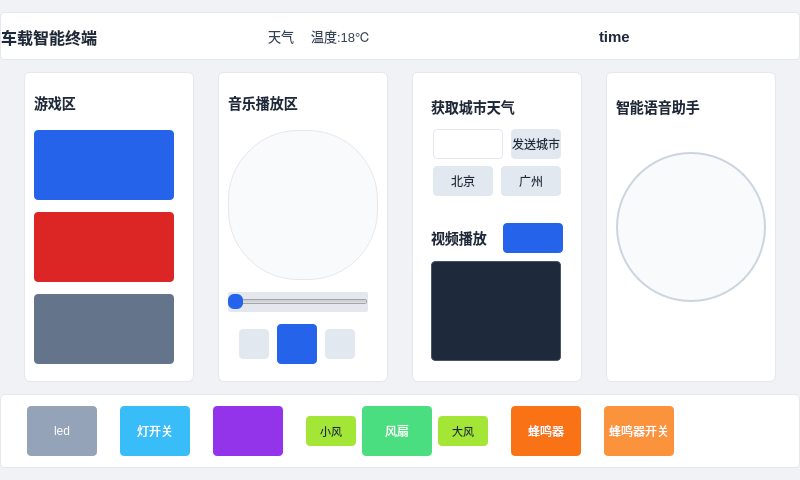
Old version of the form car_terminal_project/widget.ui in the repository XeCrzy/Rear-Entertainment-Cabin-Smart-Terminal.
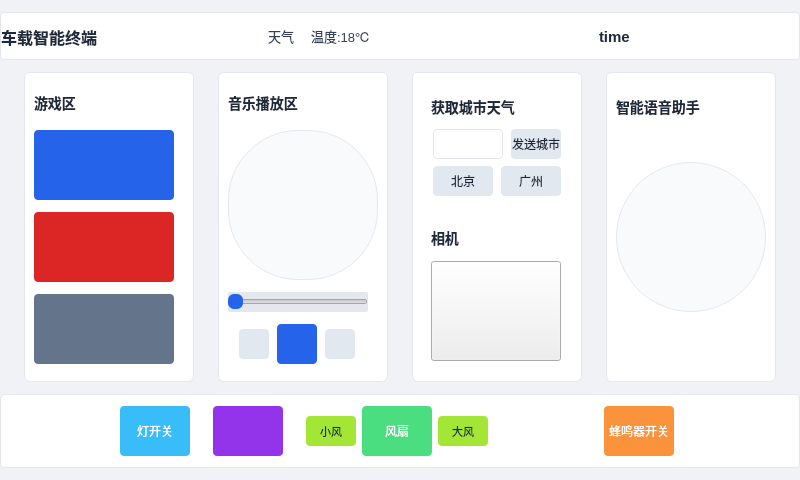
New version of the form. Icons and pictures are not drawn.

Commit message: 完成led和蜂鸣器驱动代码

Patch:
```diff
--- a/car_terminal_project/widget.ui
+++ b/car_terminal_project/widget.ui
@@ -28,9 +28,9 @@
      <colorrole role="WindowText">
       <brush brushstyle="SolidPattern">
        <color alpha="255">
-        <red>255</red>
-        <green>255</green>
-        <blue>255</blue>
+        <red>0</red>
+        <green>0</green>
+        <blue>0</blue>
        </color>
       </brush>
      </colorrole>
@@ -46,9 +46,9 @@
      <colorrole role="Text">
       <brush brushstyle="SolidPattern">
        <color alpha="255">
-        <red>255</red>
-        <green>255</green>
-        <blue>255</blue>
+        <red>0</red>
+        <green>0</green>
+        <blue>0</blue>
        </color>
       </brush>
      </colorrole>
@@ -80,11 +80,11 @@
       </brush>
      </colorrole>
      <colorrole role="PlaceholderText">
-      <brush brushstyle="NoBrush">
+      <brush brushstyle="SolidPattern">
        <color alpha="128">
-        <red>255</red>
-        <green>255</green>
-        <blue>255</blue>
+        <red>0</red>
+        <green>0</green>
+        <blue>0</blue>
        </color>
       </brush>
      </colorrole>
@@ -93,9 +93,9 @@
      <colorrole role="WindowText">
       <brush brushstyle="SolidPattern">
        <color alpha="255">
-        <red>255</red>
-        <green>255</green>
-        <blue>255</blue>
+        <red>0</red>
+        <green>0</green>
+        <blue>0</blue>
        </color>
       </brush>
      </colorrole>
@@ -111,9 +111,9 @@
      <colorrole role="Text">
       <brush brushstyle="SolidPattern">
        <color alpha="255">
-        <red>255</red>
-        <green>255</green>
-        <blue>255</blue>
+        <red>0</red>
+        <green>0</green>
+        <blue>0</blue>
        </color>
       </brush>
      </colorrole>
@@ -145,11 +145,11 @@
       </brush>
      </colorrole>
      <colorrole role="PlaceholderText">
-      <brush brushstyle="NoBrush">
+      <brush brushstyle="SolidPattern">
        <color alpha="128">
-        <red>255</red>
-        <green>255</green>
-        <blue>255</blue>
+        <red>0</red>
+        <green>0</green>
+        <blue>0</blue>
        </color>
       </brush>
      </colorrole>
@@ -210,7 +210,7 @@
       </brush>
      </colorrole>
      <colorrole role="PlaceholderText">
-      <brush brushstyle="NoBrush">
+      <brush brushstyle="SolidPattern">
        <color alpha="128">
         <red>255</red>
         <green>255</green>
@@ -1170,8 +1170,6 @@
            </property>
            <layout class="QVBoxLayout" name="verticalLayout_4">
             <item>
-             <layout class="QHBoxLayout" name="horizontalLayout_5">
-              <item>
                <widget class="QLabel" name="label_6">
                 <property name="minimumSize">
                  <size>
@@ -1189,7 +1187,7 @@
                  <enum>QFrame::Box</enum>
                 </property>
                 <property name="text">
-                 <string>视频播放</string>
+               <string>相机</string>
                 </property>
                 <property name="alignment">
                  <set>Qt::AlignLeading|Qt::AlignLeft|Qt::AlignVCenter</set>
@@ -1197,17 +1195,17 @@
                </widget>
               </item>
               <item>
-               <widget class="QPushButton" name="btn_start_pause">
+             <widget class="QPushButton" name="btn_camera">
                 <property name="minimumSize">
                  <size>
-                  <width>60</width>
-                  <height>30</height>
+                <width>130</width>
+                <height>100</height>
                  </size>
                 </property>
                 <property name="maximumSize">
                  <size>
-                  <width>60</width>
-                  <height>30</height>
+                <width>130</width>
+                <height>100</height>
                  </size>
                 </property>
                 <property name="styleSheet">
@@ -1215,24 +1213,6 @@
                 </property>
                 <property name="text">
                  <string/>
-                </property>
-               </widget>
-              </item>
-             </layout>
-            </item>
-            <item>
-             <widget class="QWidget" name="widget" native="true">
-              <property name="minimumSize">
-               <size>
-                <width>130</width>
-                <height>100</height>
-               </size>
-              </property>
-              <property name="maximumSize">
-               <size>
-                <width>130</width>
-                <height>100</height>
-               </size>
               </property>
              </widget>
             </item>
@@ -1293,11 +1273,11 @@
           <set>Qt::AlignLeading|Qt::AlignLeft|Qt::AlignVCenter</set>
          </property>
         </widget>
-        <widget class="QLabel" name="label_4">
+        <widget class="QPushButton" name="btn_talk1">
          <property name="geometry">
           <rect>
            <x>10</x>
-           <y>80</y>
+           <y>90</y>
            <width>150</width>
            <height>150</height>
           </rect>
@@ -1315,10 +1295,11 @@
           </size>
          </property>
          <property name="styleSheet">
-          <string notr="true">border-image: url(:/image/Intelligent_voice.png);</string>
-         </property>
-         <property name="frameShape">
-          <enum>QFrame::Box</enum>
+          <string notr="true">    border: 1px solid #E4E7ED;
+    border-radius: 75px;/* 完美圆形，匹配你的140x160尺寸 */
+    background-color: #F8FAFC;
+    border-style: solid;
+	border-image: url(:/image/Intelligent_voice.png);</string>
          </property>
          <property name="text">
           <string/>
@@ -1351,7 +1332,7 @@
      </property>
      <layout class="QHBoxLayout" name="horizontalLayout_7">
       <item>
-       <widget class="QPushButton" name="btn_led">
+       <widget class="QLabel" name="label_led">
         <property name="minimumSize">
          <size>
           <width>70</width>
@@ -1364,8 +1345,11 @@
           <height>50</height>
          </size>
         </property>
+        <property name="styleSheet">
+         <string notr="true">border-image: url(:/image/led_off.png);</string>
+        </property>
         <property name="text">
-         <string>led</string>
+         <string/>
         </property>
        </widget>
       </item>
@@ -1472,7 +1456,7 @@
        </layout>
       </item>
       <item>
-       <widget class="QPushButton" name="btn_buzzer">
+       <widget class="QLabel" name="label_buzzer">
         <property name="minimumSize">
          <size>
           <width>70</width>
@@ -1485,8 +1469,11 @@
           <height>50</height>
          </size>
         </property>
+        <property name="styleSheet">
+         <string notr="true">border-image: url(:/image/buzzer_off.png);</string>
+        </property>
         <property name="text">
-         <string>蜂鸣器</string>
+         <string/>
         </property>
        </widget>
       </item>
```
Left out of the diff: 2 changed lines with no effect on the pictures. Lines whose indentation alone changed are shown as unchanged. The commit also changes 16 other files.
